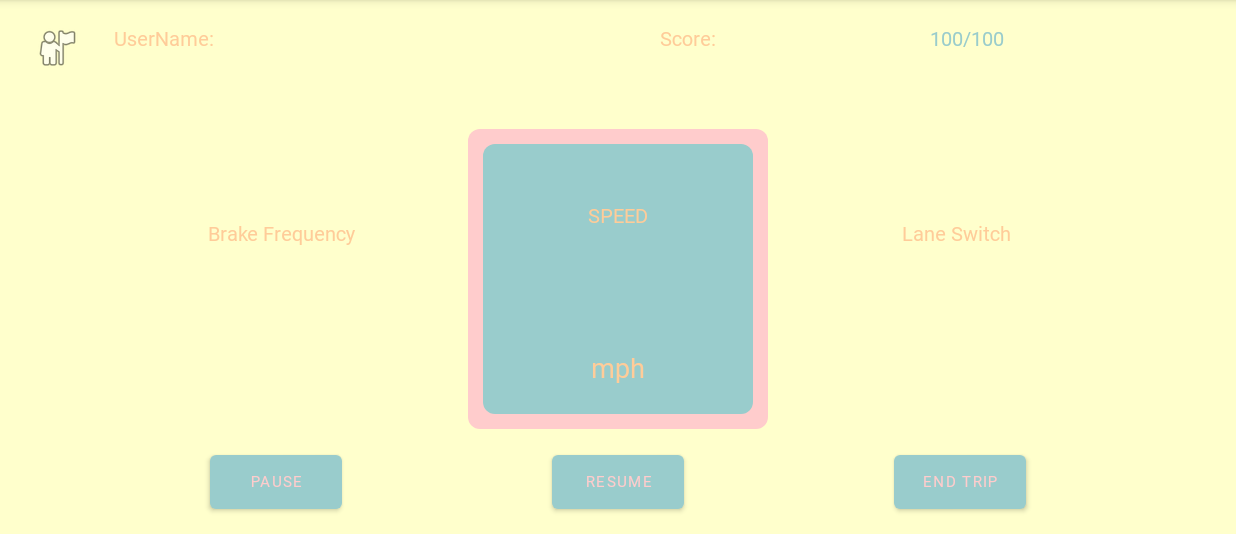
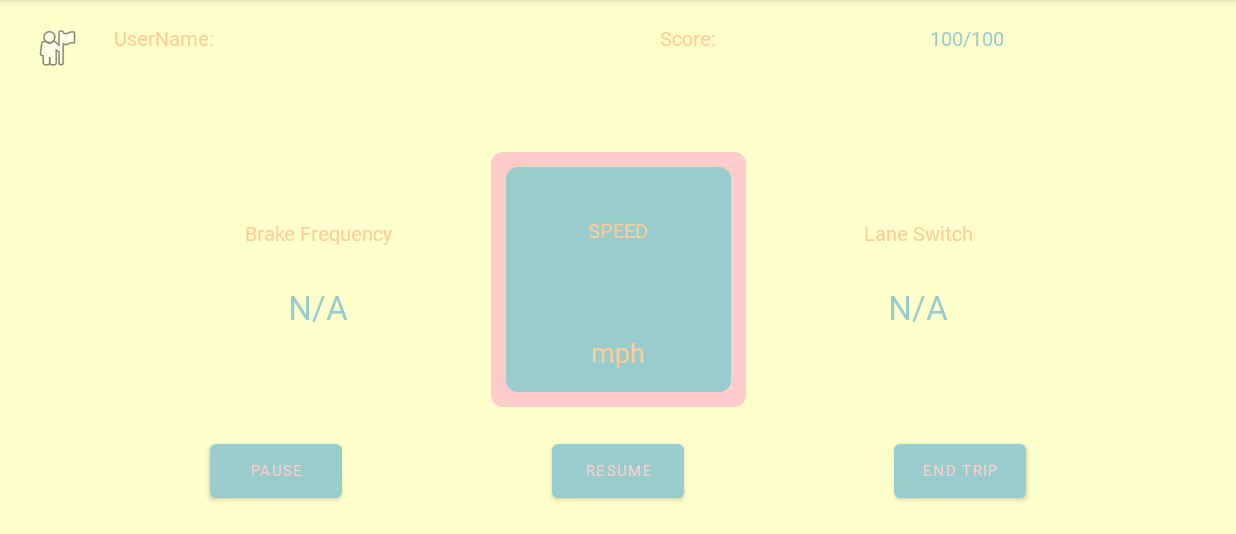
Before and after one commit to xueningleng/AutoCoach2.0, an Android app: the StartAutoCoachActivity screen opened directly, with no data from a screen before it, on a phone screen of 824 x 412 dp (held sideways), the part 84-618 px from its top. Run offline under Robolectric (Android 15) with nearby library versions, the phone set to English and light mode, and no system bars; our stand-ins replace Firebase (no records; nobody signed in at launch, a user with empty details on screens opened directly); Roboto replaces fonts that are not available here.

Commit message:
UI update

```diff
--- a/app/src/main/res/drawable/speedometer.xml
+++ b/app/src/main/res/drawable/speedometer.xml
@@ -4,7 +4,7 @@
     <solid android:color="@color/warm3"></solid>
     <corners android:radius="@dimen/fui_auth_method_button_width">
     </corners>
-    <size android:width="200dp"
-        android:height="200dp"></size>
+    <size android:width="170dp"
+        android:height="170dp"></size>
 
 </shape>
--- a/app/src/main/res/drawable/speedometerin.xml
+++ b/app/src/main/res/drawable/speedometerin.xml
@@ -3,6 +3,6 @@
     <solid android:color="@color/warm1"></solid>
     <corners android:radius="@dimen/fui_auth_method_button_width">
     </corners>
-    <size android:width="180dp"
-        android:height="180dp"></size>
+    <size android:width="150dp"
+        android:height="150dp"></size>
 </shape>
--- a/app/src/main/res/layout/activity_startcoach20.xml
+++ b/app/src/main/res/layout/activity_startcoach20.xml
@@ -39,7 +39,7 @@
         app:layout_constraintTop_toBottomOf="@id/display_name">
 
         <LinearLayout
-            android:layout_width="200dp"
+            android:layout_width="170dp"
             android:layout_height="wrap_content"
             android:layout_gravity="center_vertical"
             android:orientation="vertical">
@@ -62,7 +62,7 @@
                 android:ems="6"
                 android:fontFamily="@font/stalinist_one"
                 android:gravity="center"
-                android:text=""
+                android:text="N/A"
                 android:textColor="@color/warm1"
                 android:textColorHighlight="@color/warm2"
                 android:textSize="22dp" />
@@ -82,7 +82,7 @@
 
             <TextView
                 android:id="@+id/speedtext"
-                android:layout_width="150dp"
+                android:layout_width="130dp"
                 android:layout_height="wrap_content"
                 android:ems="10"
                 android:fontFamily="@font/stalinist_one"
@@ -93,8 +93,8 @@
 
             <TextView
                 android:id="@+id/speednum"
-                android:layout_width="150dp"
-                android:layout_height="80dp"
+                android:layout_width="130dp"
+                android:layout_height="60dp"
                 android:ems="10"
                 android:fontFamily="@font/stalinist_one"
                 android:gravity="center"
@@ -105,7 +105,7 @@
 
             <TextView
                 android:id="@+id/speedunit"
-                android:layout_width="150dp"
+                android:layout_width="130dp"
                 android:layout_height="wrap_content"
                 android:ems="10"
                 android:fontFamily="@font/stalinist_one"
@@ -117,7 +117,7 @@
         </LinearLayout>
 
         <LinearLayout
-            android:layout_width="200dp"
+            android:layout_width="170dp"
             android:layout_height="wrap_content"
             android:layout_gravity="center_vertical"
             android:orientation="vertical">
@@ -140,13 +140,14 @@
                 android:ems="6"
                 android:fontFamily="@font/stalinist_one"
                 android:gravity="center"
-                android:text=""
-                android:textColor="@color/dark_orange"
+                android:text="N/A"
+                android:textColor="@color/warm1"
                 android:textColorHighlight="@color/warm2"
                 android:textSize="22dp" />
 
         </LinearLayout>
     </LinearLayout>
+
 
     <ImageView
         android:id="@+id/userIcon"
```
